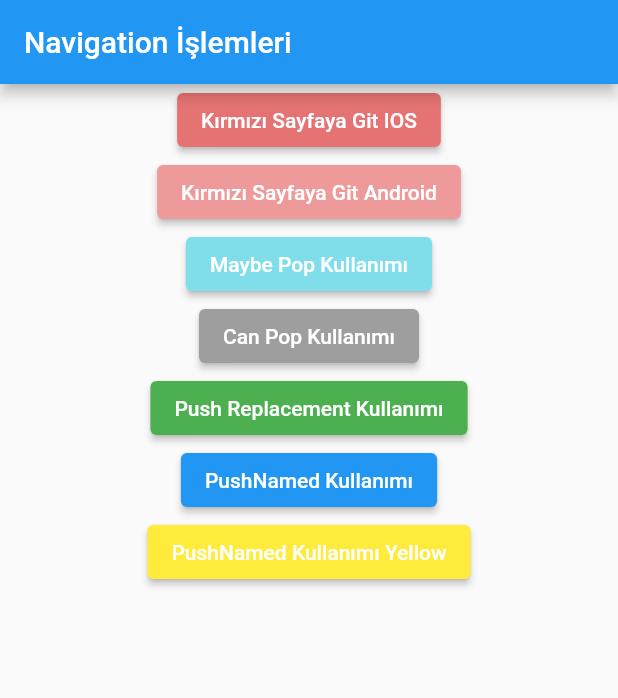
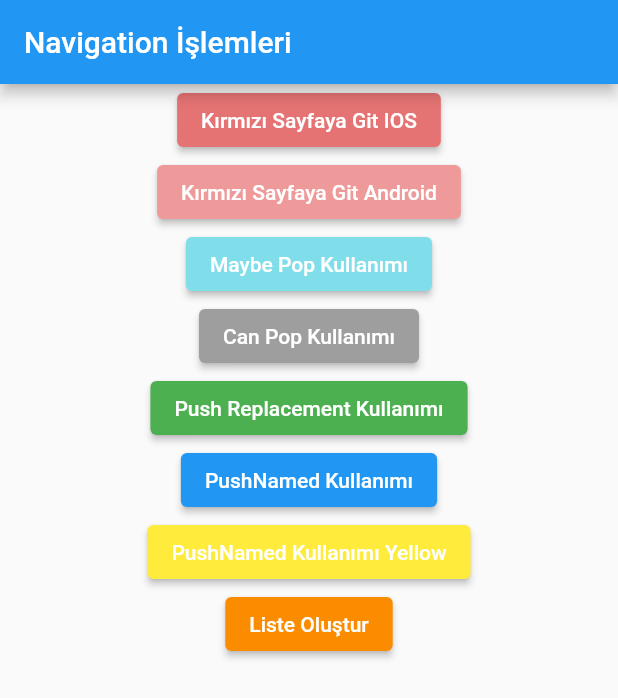
Before and after one commit to islamoktay/learning_process, a Flutter app: the screen it shows after launch, on a phone screen of 412 x 824 dp. Shown: the top 698 px of the screen. Run offline on Flutter 3.47's test engine with Material 2 defaults, Android fonts, the phone set to English and light mode, and no system bars; our stand-ins replace flutter_easyloading.

Commit message:
studied more

```diff
--- a/flutter/flutter_navigator/lib/main.dart
+++ b/flutter/flutter_navigator/lib/main.dart
@@ -141,6 +141,15 @@ class AnaSayfa extends StatelessWidget {
                 'PushNamed Kullanımı Yellow',
               ),
             ),
+            ElevatedButton(
+              onPressed: () {},
+              style: ElevatedButton.styleFrom(
+                primary: Colors.orange.shade600,
+              ),
+              child: Text(
+                'Liste Oluştur',
+              ),
+            ),
           ],
         ),
       ),
```
Also changed, not shown: flutter/flutter_navigator/lib/ogrenci_listesi.dart (added, +17 -0 lines).
